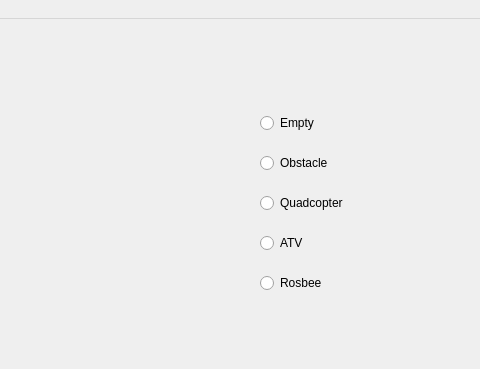
madmilla/THO78-Roborescue, file Jos_Roijakkers/MapGrid/mapwindow.ui: the form before one commit; both pictures show x 320 to 800 and y 0 to 369 of the 800 by 600 pixel window.
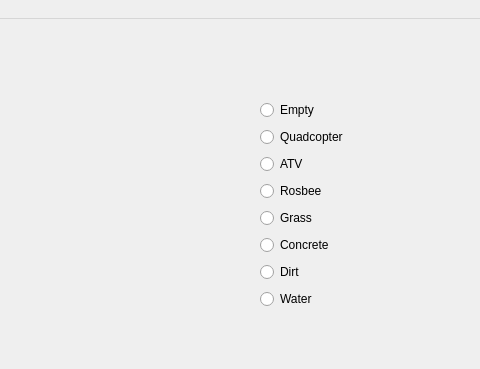
The form after the commit.

Patch:
```diff
--- a/Jos_Roijakkers/MapGrid/mapwindow.ui
+++ b/Jos_Roijakkers/MapGrid/mapwindow.ui
@@ -58,14 +58,7 @@
       </widget>
      </item>
      <item>
-      <widget class="QRadioButton" name="Obstacle_radioButton">
-       <property name="text">
-        <string>Obstacle</string>
-       </property>
-      </widget>
-     </item>
-     <item>
-      <widget class="QRadioButton" name="Quadcopter_radioButton">
+      <widget class="QRadioButton" name="isQuadcopter">
        <property name="text">
         <string>Quadcopter</string>
        </property>
@@ -85,6 +78,34 @@
        </property>
       </widget>
      </item>
+     <item>
+      <widget class="QRadioButton" name="isGrass">
+       <property name="text">
+        <string>Grass</string>
+       </property>
+      </widget>
+     </item>
+     <item>
+      <widget class="QRadioButton" name="isConcrete">
+       <property name="text">
+        <string>Concrete</string>
+       </property>
+      </widget>
+     </item>
+     <item>
+      <widget class="QRadioButton" name="isDirt">
+       <property name="text">
+        <string>Dirt</string>
+       </property>
+      </widget>
+     </item>
+     <item>
+      <widget class="QRadioButton" name="isWater">
+       <property name="text">
+        <string>Water</string>
+       </property>
+      </widget>
+     </item>
     </layout>
    </widget>
   </widget>
```
Left out of the diff: 6 changed lines with no effect on the pictures.
